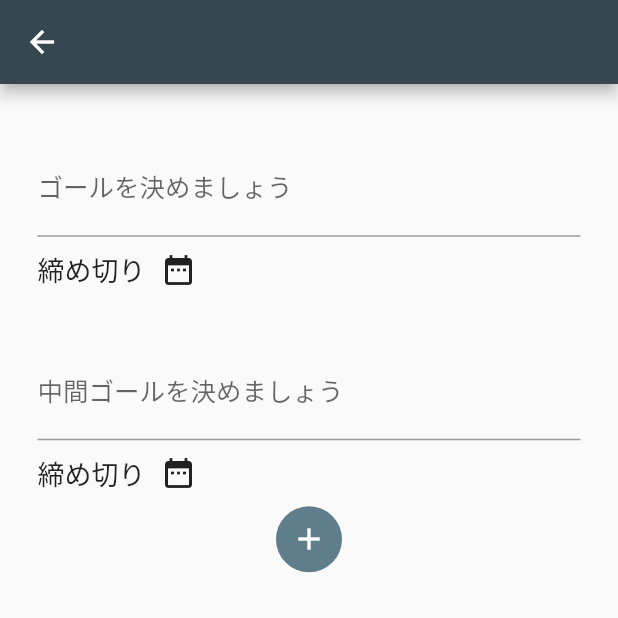
After one commit to haga0531/my-code, a Flutter app: the MyPage screen opened by its route, after a tap on the "add" icon, on a phone screen of 412 x 824 dp, the top half of it. The commit adds this screen. Run offline on Flutter 3.47's test engine with Material 2 defaults, Android fonts, the phone set to English and light mode, and no system bars; our stand-ins replace cloud_firestore, firebase_auth; accounts and stored records are empty; network calls fail.

Commit message:
goalとsubgloalの追加フォーム

```diff
--- /dev/null
+++ b/lib/model/goal.dart
@@ -0,0 +1,8 @@
+import 'package:flutter/material.dart';
+
+class Goal {
+  final String title;
+  final String date;
+
+  Goal({@required this.title, this.date});
+}
--- /dev/null
+++ b/lib/views/add_goal_page.dart
@@ -0,0 +1,60 @@
+import 'package:flutter/material.dart';
+import 'dart:async';
+import 'package:intl/intl.dart';
+import 'package:mycode/model/goal.dart';
+import 'package:mycode/views/add_main_goal.dart';
+import 'package:mycode/views/add_sub_goal.dart';
+import 'package:mycode/views/sub_goal_list.dart';
+
+class AddGoalPage extends StatefulWidget {
+  @override
+  _AddGoalPageState createState() => _AddGoalPageState();
+}
+
+class _AddGoalPageState extends State<AddGoalPage> {
+  // Widget _buildAnotherGoal() {
+  //   return ListView.builder(
+  //     itemCount: 1,
+  //     itemBuilder: (BuildContext context, int index) {
+  //       return _listItem();
+  //     },
+  //   );
+  // }
+  List<Goal> _goalLists = [];
+
+  void _addNewGoal(String title, String date) {
+    final newGoal = Goal(title: title, date: date);
+    setState(() {
+      _goalLists.add(newGoal);
+    });
+  }
+
+  @override
+  Widget build(BuildContext context) {
+    return Scaffold(
+      appBar: AppBar(
+          leading: IconButton(
+              icon: Icon(Icons.arrow_back),
+              onPressed: () {
+                Navigator.of(context).pop();
+              })),
+      body: Container(
+        margin: EdgeInsets.fromLTRB(25, 40, 25, 0),
+        child: Column(
+          children: [
+            Container(
+              child: AddMainGoal(),
+            ),
+            SizedBox(
+              height: 30,
+            ),
+            SubGoalList(_goalLists),
+            Container(
+              child: AddSubGoal(_addNewGoal),
+            ),
+          ],
+        ),
+      ),
+    );
+  }
+}
--- /dev/null
+++ b/lib/views/add_main_goal.dart
@@ -0,0 +1,57 @@
+import 'package:flutter/material.dart';
+import 'package:intl/intl.dart';
+
+class AddMainGoal extends StatefulWidget {
+  @override
+  _AddMainGoalState createState() => _AddMainGoalState();
+}
+
+class _AddMainGoalState extends State<AddMainGoal> {
+  var _pickedDate = '締め切り';
+
+  Future<void> _selectDate(BuildContext context) async {
+    final DateTime pickedDate = await showDatePicker(
+        context: context,
+        initialDate: DateTime.now(),
+        firstDate: DateTime(2020, 1),
+        lastDate: new DateTime.now().add(new Duration(days: 360)),
+        locale: const Locale('ja'));
+    // final date = DateFormat('yyyy/HH/mm').format(pickedDate);
+    if (pickedDate != null) {
+      setState(() {
+        _pickedDate = pickedDate.toString();
+      });
+    }
+  }
+
+  @override
+  Widget build(BuildContext context) {
+    return Column(
+      children: [
+        Container(
+          child: TextFormField(
+            decoration:
+                InputDecoration(labelText: 'ゴールを決めましょう', hintText: '司法試験合格'),
+          ),
+        ),
+        Container(
+          child: Row(
+            children: [
+              Text(
+                _pickedDate == '締め切り'
+                    ? '締め切り'
+                    : DateFormat('yyyy-MM-dd')
+                        .format(DateTime.parse(_pickedDate)),
+                style: TextStyle(fontSize: 18),
+              ),
+              IconButton(
+                icon: Icon(Icons.date_range),
+                onPressed: () => _selectDate(context),
+              ),
+            ],
+          ),
+        ),
+      ],
+    );
+  }
+}
--- /dev/null
+++ b/lib/views/add_sub_goal.dart
@@ -0,0 +1,82 @@
+import 'package:flutter/material.dart';
+import 'package:intl/intl.dart';
+
+class AddSubGoal extends StatefulWidget {
+  final Function addGoal;
+  AddSubGoal(this.addGoal);
+  @override
+  _AddSubGoalState createState() => _AddSubGoalState(addGoal);
+}
+
+class _AddSubGoalState extends State<AddSubGoal> {
+  Function addGoal;
+  _AddSubGoalState(this.addGoal);
+  var _pickedDate = '締め切り';
+  final goalInputController = TextEditingController();
+
+  Future<void> _selectDatee(BuildContext context) async {
+    final DateTime pickedDatee = await showDatePicker(
+        context: context,
+        initialDate: DateTime.now(),
+        firstDate: DateTime(2020, 1),
+        lastDate: new DateTime.now().add(new Duration(days: 360)),
+        locale: const Locale('ja'));
+    // final date = DateFormat('yyyy/HH/mm').format(pickedDate);
+    if (pickedDatee != null) {
+      setState(() {
+        _pickedDate = pickedDatee.toString();
+      });
+    }
+  }
+
+  addGoadForm() {}
+
+  @override
+  Widget build(BuildContext context) {
+    return Column(
+      children: [
+        Container(
+          child: TextFormField(
+            controller: goalInputController,
+            decoration:
+                InputDecoration(labelText: '中間ゴールを決めましょう', hintText: '教科書1週'),
+          ),
+        ),
+        Container(
+          child: Row(
+            children: [
+              Text(
+                _pickedDate == '締め切り'
+                    ? '締め切り'
+                    : DateFormat('yyyy-MM-dd')
+                        .format(DateTime.parse(_pickedDate)),
+                style: TextStyle(fontSize: 18),
+              ),
+              IconButton(
+                icon: Icon(Icons.date_range),
+                onPressed: () => _selectDatee(context),
+              ),
+            ],
+          ),
+        ),
+        Center(
+          child: Ink(
+            decoration: const ShapeDecoration(
+                shape: CircleBorder(), color: Colors.blueGrey),
+            child: IconButton(
+              icon: Icon(
+                Icons.add,
+                color: Colors.white,
+              ),
+              onPressed: () {
+                addGoal(goalInputController.text, _pickedDate);
+                goalInputController.clear();
+                _pickedDate = '締め切り';
+              },
+            ),
+          ),
+        )
+      ],
+    );
+  }
+}
--- a/lib/views/home_page.dart
+++ b/lib/views/home_page.dart
@@ -21,6 +21,10 @@ class _HomePageState extends State<HomePage> {
       body: Center(
         child: Text('home'),
       ),
+      floatingActionButton: FloatingActionButton(
+        onPressed: () => Navigator.of(context).pushNamed('/add'),
+        child: Icon(Icons.add),
+      ),
       bottomNavigationBar: BottomNavigationBar(
         currentIndex: _selectIndex,
         items: [
--- /dev/null
+++ b/lib/views/sub_goal_list.dart
@@ -0,0 +1,29 @@
+import 'package:flutter/material.dart';
+import 'package:intl/intl.dart';
+import 'package:mycode/model/goal.dart';
+
+class SubGoalList extends StatelessWidget {
+  final List<Goal> subGoalList;
+  SubGoalList(this.subGoalList);
+
+  @override
+  Widget build(BuildContext context) {
+    return SingleChildScrollView(
+      child: Column(
+        children: subGoalList != null
+            ? subGoalList.map((e) {
+                return Card(
+                  child: Row(
+                    children: [
+                      Text(e.title),
+                      Text(DateFormat('yyyy-MM-dd')
+                          .format(DateTime.parse(e.date))),
+                    ],
+                  ),
+                );
+              }).toList()
+            : [],
+      ),
+    );
+  }
+}
--- a/pubspec.yaml
+++ b/pubspec.yaml
@@ -25,6 +25,9 @@ dependencies:
     sdk: flutter
   firebase_auth: ^0.15.4
   cloud_firestore: ^0.13.7
+  intl: ^0.16.1
+  flutter_localizations:
+    sdk: flutter
 
   # The following adds the Cupertino Icons font to your application.
   # Use with the CupertinoIcons class for iOS style icons.
```
Also changed, not shown: lib/main.dart (+11 -1 lines), pubspec.lock.
